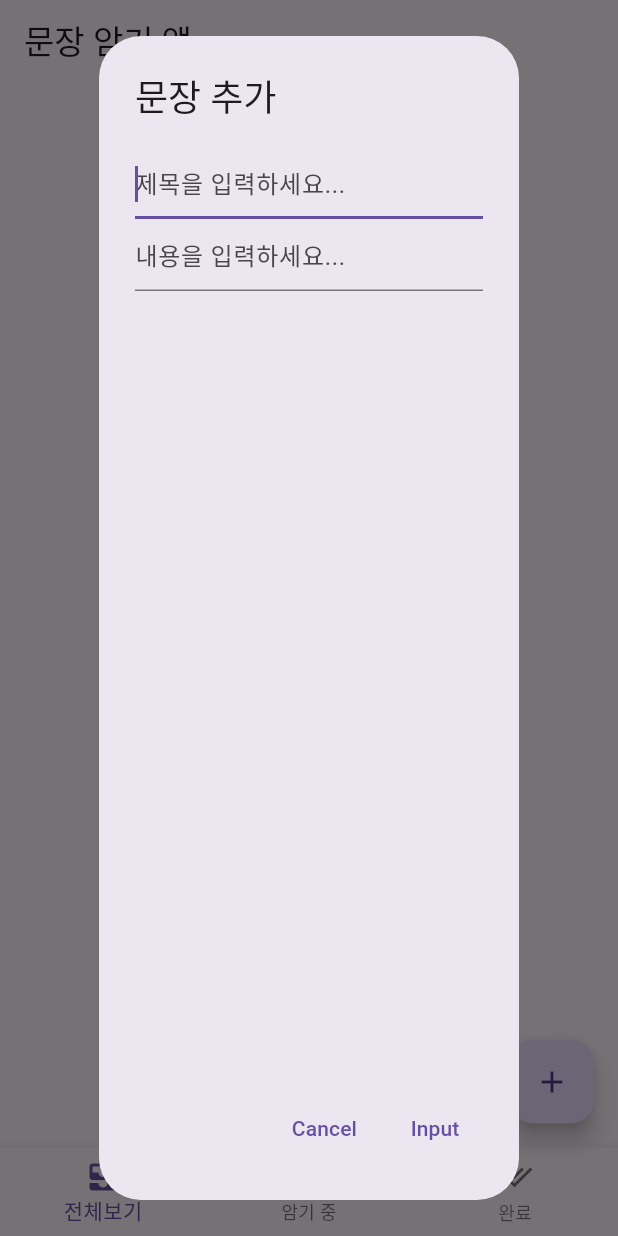
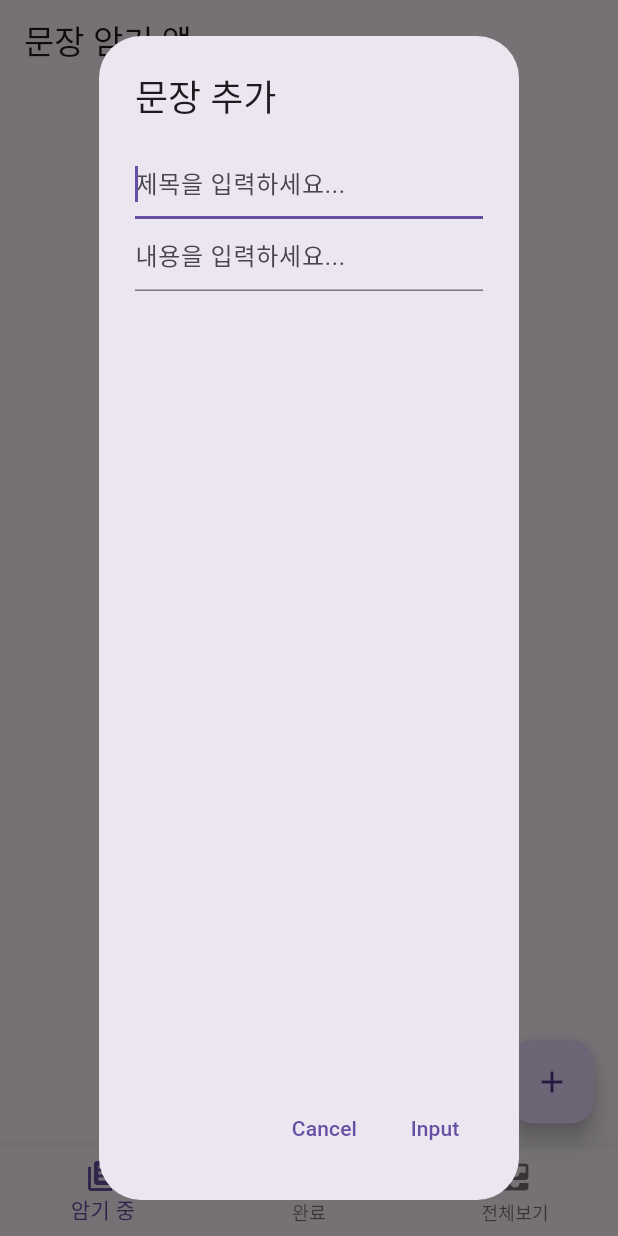
Before and after one commit to yunseop-dev/memorize_app, a Flutter app: the screen it shows after launch, after a tap on the "add" icon, on a phone screen of 412 x 824 dp. Run offline on Flutter 3.47's test engine with Material 3 defaults, Android fonts, the light colour scheme and no system bars; our stand-ins replace flutter_hooks, hooks_riverpod, riverpod_annotation, speech_to_text, sqflite; missing offline and left inert: pretty_diff_text; accounts and stored records are empty; generated files the repository leaves out were written again.

Commit message:
하단 네이베이션 바 위치 수정

```diff
--- a/lib/main.dart
+++ b/lib/main.dart
@@ -47,10 +47,10 @@ class TodoScreen extends HookConsumerWidget {
       },
       bottomNavigationBar: BottomNavigationBar(
         items: const [
-          BottomNavigationBarItem(icon: Icon(Icons.all_inbox), label: '전체보기'),
           BottomNavigationBarItem(
               icon: Icon(Icons.library_books), label: '암기 중'),
           BottomNavigationBarItem(icon: Icon(Icons.done_all), label: '완료'),
+          BottomNavigationBarItem(icon: Icon(Icons.all_inbox), label: '전체보기'),
         ],
         currentIndex: currentIndex.value,
         onTap: (value) {
--- a/lib/model/filtered_todo.dart
+++ b/lib/model/filtered_todo.dart
@@ -5,12 +5,13 @@ import 'package:riverpod_annotation/riverpod_annotation.dart';
 part 'filtered_todo.g.dart';
 
 enum TodoListFilter {
-  all,
   active,
   done,
+  all,
 }
 
-final todoListFilter = StateProvider((_) => TodoListFilter.all);
+final todoListFilter = StateProvider((_) => TodoListFilter.active);
+
 @riverpod
 AsyncValue<List<Todo>> filteredTodo(FilteredTodoRef ref) {
   final filter = ref.watch(todoListFilter);
```
